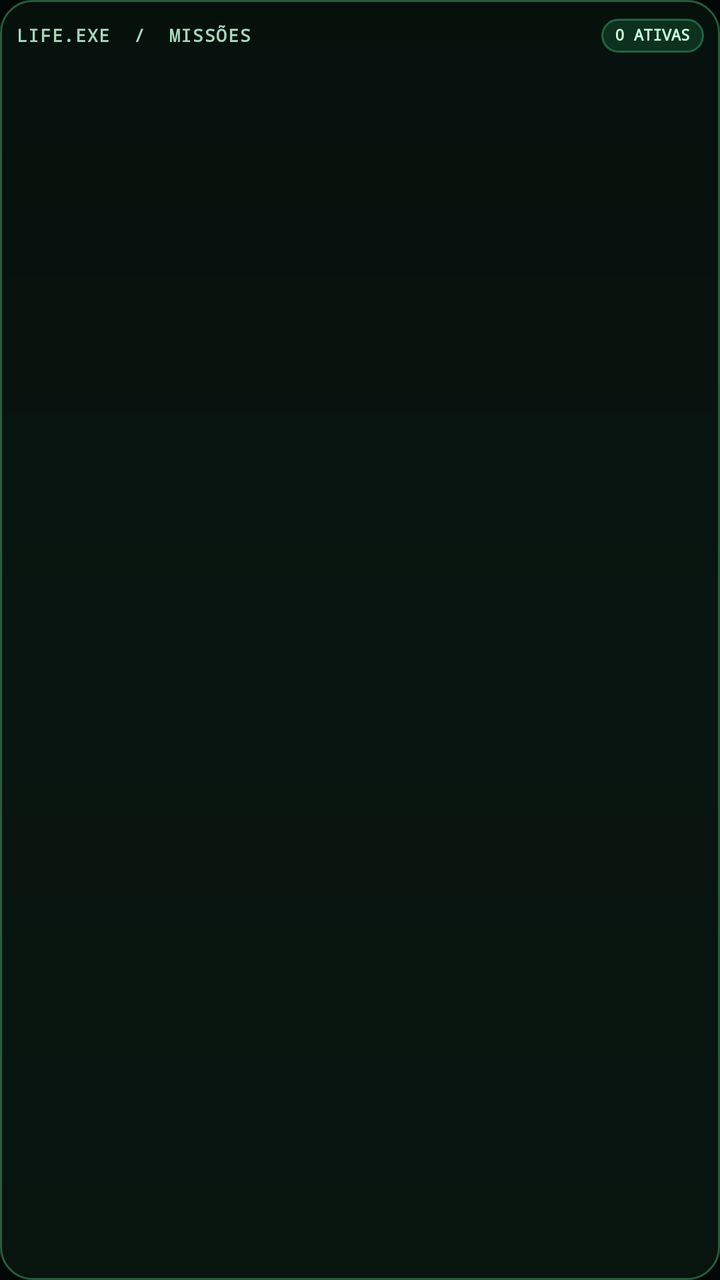
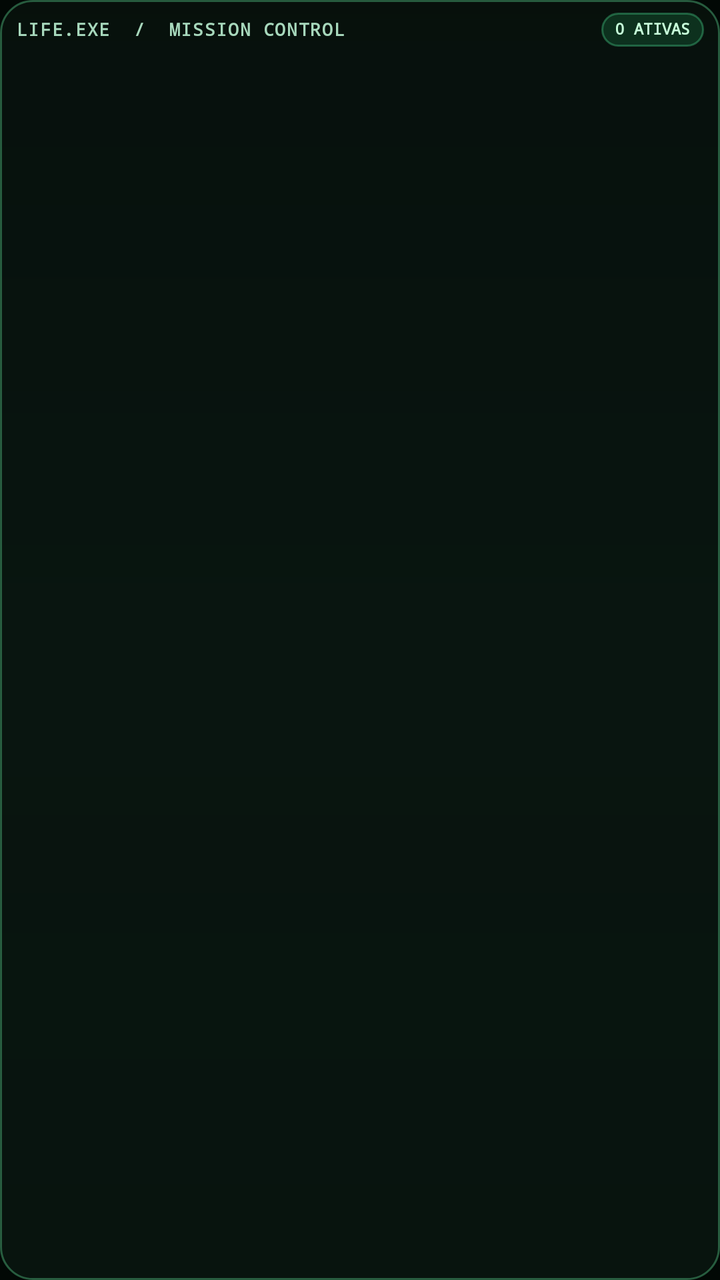

Screens rendered from an Android XML layout before and after an edit, with the pre-edit source and the edit as a unified diff.
<!-- AndroidManifest.xml: application theme AppTheme -->
<!-- res/layout/widget_todo.xml -->
<?xml version="1.0" encoding="utf-8"?>
<LinearLayout xmlns:android="http://schemas.android.com/apk/res/android"
    android:id="@+id/widget_todo_root"
    android:layout_width="match_parent"
    android:layout_height="match_parent"
    android:orientation="vertical"
    android:gravity="top"
    android:paddingStart="8dp"
    android:paddingEnd="8dp"
    android:paddingTop="7dp"
    android:paddingBottom="7dp"
    android:background="@drawable/widget_income_bg">

    <LinearLayout
        android:layout_width="match_parent"
        android:layout_height="22dp"
        android:orientation="horizontal"
        android:gravity="center_vertical">

        <TextView
            android:layout_width="0dp"
            android:layout_height="wrap_content"
            android:layout_weight="1"
            android:text="LIFE.EXE  /  MISSÕES"
            android:textColor="#A7D8BC"
            android:textSize="9sp"
            android:textStyle="bold"
            android:letterSpacing="0.06"
            android:includeFontPadding="false" />

        <TextView
            android:id="@+id/widget_todo_count"
            android:layout_width="wrap_content"
            android:layout_height="17dp"
            android:gravity="center"
            android:paddingStart="7dp"
            android:paddingEnd="7dp"
            android:background="@drawable/widget_badge_bg"
            android:text="0 ATIVAS"
            android:textColor="#C7FFDA"
            android:textSize="8sp"
            android:textStyle="bold"
            android:includeFontPadding="false" />
    </LinearLayout>

    <LinearLayout
        android:id="@+id/todo_row_1"
        android:layout_width="match_parent"
        android:layout_height="0dp"
        android:layout_weight="1"
        android:minHeight="34dp"
        android:layout_marginTop="3dp"
        android:orientation="horizontal"
        android:gravity="center_vertical"
        android:paddingStart="7dp"
        android:paddingEnd="7dp"
        android:background="@drawable/widget_row_bg"
        android:visibility="gone">
        <TextView android:id="@+id/todo_check_1" android:layout_width="29dp" android:layout_height="match_parent" android:gravity="center" android:text="○" android:textColor="#55F0A1" android:textSize="17sp" android:includeFontPadding="false" />
        <LinearLayout android:layout_width="0dp" android:layout_height="wrap_content" android:layout_weight="1" android:orientation="vertical" android:gravity="center_vertical">
            <TextView android:id="@+id/todo_line_1" android:layout_width="match_parent" android:layout_height="wrap_content" android:maxLines="2" android:ellipsize="end" android:textColor="#E7FFF0" android:textSize="11sp" android:textStyle="bold" android:includeFontPadding="false" />
            <TextView android:id="@+id/todo_meta_1" android:layout_width="match_parent" android:layout_height="wrap_content" android:layout_marginTop="2dp" android:maxLines="1" android:ellipsize="end" android:textColor="#8EBDA0" android:textSize="8sp" android:includeFontPadding="false" />
        </LinearLayout>
    </LinearLayout>

    <LinearLayout
        android:id="@+id/todo_row_2"
        android:layout_width="match_parent"
        android:layout_height="0dp"
        android:layout_weight="1"
        android:minHeight="34dp"
        android:layout_marginTop="3dp"
        android:orientation="horizontal"
        android:gravity="center_vertical"
        android:paddingStart="7dp"
        android:paddingEnd="7dp"
        android:background="@drawable/widget_row_bg"
        android:visibility="gone">
        <TextView android:id="@+id/todo_check_2" android:layout_width="29dp" android:layout_height="match_parent" android:gravity="center" android:text="○" android:textColor="#55F0A1" android:textSize="17sp" android:includeFontPadding="false" />
        <LinearLayout android:layout_width="0dp" android:layout_height="wrap_content" android:layout_weight="1" android:orientation="vertical" android:gravity="center_vertical">
            <TextView android:id="@+id/todo_line_2" android:layout_width="match_parent" android:layout_height="wrap_content" android:maxLines="2" android:ellipsize="end" android:textColor="#E7FFF0" android:textSize="11sp" android:textStyle="bold" android:includeFontPadding="false" />
            <TextView android:id="@+id/todo_meta_2" android:layout_width="match_parent" android:layout_height="wrap_content" android:layout_marginTop="2dp" android:maxLines="1" android:ellipsize="end" android:textColor="#8EBDA0" android:textSize="8sp" android:includeFontPadding="false" />
        </LinearLayout>
    </LinearLayout>

    <LinearLayout
        android:id="@+id/todo_row_3"
        android:layout_width="match_parent"
        android:layout_height="0dp"
        android:layout_weight="1"
        android:minHeight="34dp"
        android:layout_marginTop="3dp"
        android:orientation="horizontal"
        android:gravity="center_vertical"
        android:paddingStart="7dp"
        android:paddingEnd="7dp"
        android:background="@drawable/widget_row_bg"
        android:visibility="gone">
        <TextView android:id="@+id/todo_check_3" android:layout_width="29dp" android:layout_height="match_parent" android:gravity="center" android:text="○" android:textColor="#55F0A1" android:textSize="17sp" android:includeFontPadding="false" />
        <LinearLayout android:layout_width="0dp" android:layout_height="wrap_content" android:layout_weight="1" android:orientation="vertical" android:gravity="center_vertical">
            <TextView android:id="@+id/todo_line_3" android:layout_width="match_parent" android:layout_height="wrap_content" android:maxLines="2" android:ellipsize="end" android:textColor="#E7FFF0" android:textSize="11sp" android:textStyle="bold" android:includeFontPadding="false" />
            <TextView android:id="@+id/todo_meta_3" android:layout_width="match_parent" android:layout_height="wrap_content" android:layout_marginTop="2dp" android:maxLines="1" android:ellipsize="end" android:textColor="#8EBDA0" android:textSize="8sp" android:includeFontPadding="false" />
        </LinearLayout>
    </LinearLayout>

    <LinearLayout
        android:id="@+id/todo_row_4"
        android:layout_width="match_parent"
        android:layout_height="0dp"
        android:layout_weight="1"
        android:minHeight="34dp"
        android:layout_marginTop="3dp"
        android:orientation="horizontal"
        android:gravity="center_vertical"
        android:paddingStart="7dp"
        android:paddingEnd="7dp"
        android:background="@drawable/widget_row_bg"
        android:visibility="gone">
        <TextView android:id="@+id/todo_check_4" android:layout_width="29dp" android:layout_height="match_parent" android:gravity="center" android:text="○" android:textColor="#55F0A1" android:textSize="17sp" android:includeFontPadding="false" />
        <LinearLayout android:layout_width="0dp" android:layout_height="wrap_content" android:layout_weight="1" android:orientation="vertical" android:gravity="center_vertical">
            <TextView android:id="@+id/todo_line_4" android:layout_width="match_parent" android:layout_height="wrap_content" android:maxLines="2" android:ellipsize="end" android:textColor="#E7FFF0" android:textSize="11sp" android:textStyle="bold" android:includeFontPadding="false" />
            <TextView android:id="@+id/todo_meta_4" android:layout_width="match_parent" android:layout_height="wrap_content" android:layout_marginTop="2dp" android:maxLines="1" android:ellipsize="end" android:textColor="#8EBDA0" android:textSize="8sp" android:includeFontPadding="false" />
        </LinearLayout>
    </LinearLayout>

    <LinearLayout
        android:id="@+id/todo_row_5"
        android:layout_width="match_parent"
        android:layout_height="0dp"
        android:layout_weight="1"
        android:minHeight="34dp"
        android:layout_marginTop="3dp"
        android:orientation="horizontal"
        android:gravity="center_vertical"
        android:paddingStart="7dp"
        android:paddingEnd="7dp"
        android:background="@drawable/widget_row_bg"
        android:visibility="gone">
        <TextView android:id="@+id/todo_check_5" android:layout_width="29dp" android:layout_height="match_parent" android:gravity="center" android:text="○" android:textColor="#55F0A1" android:textSize="17sp" android:includeFontPadding="false" />
        <LinearLayout android:layout_width="0dp" android:layout_height="wrap_content" android:layout_weight="1" android:orientation="vertical" android:gravity="center_vertical">
            <TextView android:id="@+id/todo_line_5" android:layout_width="match_parent" android:layout_height="wrap_content" android:maxLines="2" android:ellipsize="end" android:textColor="#E7FFF0" android:textSize="11sp" android:textStyle="bold" android:includeFontPadding="false" />
            <TextView android:id="@+id/todo_meta_5" android:layout_width="match_parent" android:layout_height="wrap_content" android:layout_marginTop="2dp" android:maxLines="1" android:ellipsize="end" android:textColor="#8EBDA0" android:textSize="8sp" android:includeFontPadding="false" />
        </LinearLayout>
    </LinearLayout>

    <LinearLayout
        android:id="@+id/todo_row_6"
        android:layout_width="match_parent"
        android:layout_height="0dp"
        android:layout_weight="1"
        android:minHeight="34dp"
        android:layout_marginTop="3dp"
        android:orientation="horizontal"
        android:gravity="center_vertical"
        android:paddingStart="7dp"
        android:paddingEnd="7dp"
        android:background="@drawable/widget_row_bg"
        android:visibility="gone">
        <TextView android:id="@+id/todo_check_6" android:layout_width="29dp" android:layout_height="match_parent" android:gravity="center" android:text="○" android:textColor="#55F0A1" android:textSize="17sp" android:includeFontPadding="false" />
        <LinearLayout android:layout_width="0dp" android:layout_height="wrap_content" android:layout_weight="1" android:orientation="vertical" android:gravity="center_vertical">
            <TextView android:id="@+id/todo_line_6" android:layout_width="match_parent" android:layout_height="wrap_content" android:maxLines="2" android:ellipsize="end" android:textColor="#E7FFF0" android:textSize="11sp" android:textStyle="bold" android:includeFontPadding="false" />
            <TextView android:id="@+id/todo_meta_6" android:layout_width="match_parent" android:layout_height="wrap_content" android:layout_marginTop="2dp" android:maxLines="1" android:ellipsize="end" android:textColor="#8EBDA0" android:textSize="8sp" android:includeFontPadding="false" />
        </LinearLayout>
    </LinearLayout>

    <LinearLayout
        android:id="@+id/widget_todo_empty"
        android:layout_width="match_parent"
        android:layout_height="0dp"
        android:layout_weight="1"
        android:layout_marginTop="4dp"
        android:orientation="vertical"
        android:gravity="center"
        android:background="@drawable/widget_row_bg"
        android:visibility="gone">
        <TextView
            android:layout_width="wrap_content"
            android:layout_height="wrap_content"
            android:text="✓  TUDO EM DIA"
            android:textColor="#C7FFDA"
            android:textSize="12sp"
            android:textStyle="bold"
            android:includeFontPadding="false" />
        <TextView
            android:layout_width="wrap_content"
            android:layout_height="wrap_content"
            android:layout_marginTop="4dp"
            android:text="Nenhuma missão pendente"
            android:textColor="#8EBDA0"
            android:textSize="9sp"
            android:includeFontPadding="false" />
    </LinearLayout>

    <TextView
        android:id="@+id/widget_todo_overflow"
        android:layout_width="match_parent"
        android:layout_height="wrap_content"
        android:layout_marginTop="3dp"
        android:textColor="#8EBDA0"
        android:textSize="8sp"
        android:includeFontPadding="false"
        android:visibility="gone" />
</LinearLayout>
<!-- resources referenced by this layout -->
<resources>
  <!-- drawable widget_badge_bg (drawable) -->
  <?xml version="1.0" encoding="utf-8"?>
  <shape xmlns:android="http://schemas.android.com/apk/res/android" android:shape="rectangle">
      <solid android:color="#3026B86C" />
      <corners android:radius="8dp" />
      <stroke android:width="1dp" android:color="#6645C985" />
  </shape>
  <!-- drawable widget_income_bg (drawable) -->
  <?xml version="1.0" encoding="utf-8"?>
  <shape xmlns:android="http://schemas.android.com/apk/res/android" android:shape="rectangle">
      <gradient
          android:angle="90"
          android:startColor="#B80A1711"
          android:centerColor="#C40A1912"
          android:endColor="#CC07120D" />
      <corners android:radius="16dp" />
      <stroke android:width="1dp" android:color="#665AD18E" />
  </shape>
  <!-- drawable widget_row_bg (drawable) -->
  <?xml version="1.0" encoding="utf-8"?>
  <shape xmlns:android="http://schemas.android.com/apk/res/android" android:shape="rectangle">
      <solid android:color="#38102A1D" />
      <corners android:radius="9dp" />
      <stroke android:width="1dp" android:color="#3D58A77A" />
  </shape>
  <style name="AppTheme" parent="android:style/Theme.Material.NoActionBar">
          <item name="android:fontFamily">monospace</item>
          <item name="android:colorAccent">#00FF88</item>
          <item name="android:statusBarColor">#020805</item>
          <item name="android:navigationBarColor">#020805</item>
          <item name="android:windowLightStatusBar">false</item>
          <item name="android:windowLightNavigationBar">false</item>
          <item name="android:windowActionModeOverlay">true</item>
          <item name="android:windowBackground">#020805</item>
      </style>
</resources>

<!-- the commit's change to res/layout/widget_todo.xml (unified diff, before → after) -->
@@ -7,13 +7,13 @@
     android:gravity="top"
     android:paddingStart="8dp"
     android:paddingEnd="8dp"
-    android:paddingTop="7dp"
-    android:paddingBottom="7dp"
+    android:paddingTop="5dp"
+    android:paddingBottom="5dp"
     android:background="@drawable/widget_income_bg">
 
     <LinearLayout
         android:layout_width="match_parent"
-        android:layout_height="22dp"
+        android:layout_height="20dp"
         android:orientation="horizontal"
         android:gravity="center_vertical">
 
@@ -21,7 +21,7 @@
             android:layout_width="0dp"
             android:layout_height="wrap_content"
             android:layout_weight="1"
-            android:text="LIFE.EXE  /  MISSÕES"
+            android:text="LIFE.EXE  /  MISSION CONTROL"
             android:textColor="#A7D8BC"
             android:textSize="9sp"
             android:textStyle="bold"
@@ -48,7 +48,7 @@
         android:layout_width="match_parent"
         android:layout_height="0dp"
         android:layout_weight="1"
-        android:minHeight="34dp"
+        android:minHeight="30dp"
         android:layout_marginTop="3dp"
         android:orientation="horizontal"
         android:gravity="center_vertical"
@@ -58,7 +58,7 @@
         android:visibility="gone">
         <TextView android:id="@+id/todo_check_1" android:layout_width="29dp" android:layout_height="match_parent" android:gravity="center" android:text="○" android:textColor="#55F0A1" android:textSize="17sp" android:includeFontPadding="false" />
         <LinearLayout android:layout_width="0dp" android:layout_height="wrap_content" android:layout_weight="1" android:orientation="vertical" android:gravity="center_vertical">
-            <TextView android:id="@+id/todo_line_1" android:layout_width="match_parent" android:layout_height="wrap_content" android:maxLines="2" android:ellipsize="end" android:textColor="#E7FFF0" android:textSize="11sp" android:textStyle="bold" android:includeFontPadding="false" />
+            <TextView android:id="@+id/todo_line_1" android:layout_width="match_parent" android:layout_height="wrap_content" android:maxLines="1" android:ellipsize="end" android:textColor="#E7FFF0" android:textSize="11sp" android:textStyle="bold" android:includeFontPadding="false" />
             <TextView android:id="@+id/todo_meta_1" android:layout_width="match_parent" android:layout_height="wrap_content" android:layout_marginTop="2dp" android:maxLines="1" android:ellipsize="end" android:textColor="#8EBDA0" android:textSize="8sp" android:includeFontPadding="false" />
         </LinearLayout>
     </LinearLayout>
@@ -68,7 +68,7 @@
         android:layout_width="match_parent"
         android:layout_height="0dp"
         android:layout_weight="1"
-        android:minHeight="34dp"
+        android:minHeight="30dp"
         android:layout_marginTop="3dp"
         android:orientation="horizontal"
         android:gravity="center_vertical"
@@ -78,7 +78,7 @@
         android:visibility="gone">
         <TextView android:id="@+id/todo_check_2" android:layout_width="29dp" android:layout_height="match_parent" android:gravity="center" android:text="○" android:textColor="#55F0A1" android:textSize="17sp" android:includeFontPadding="false" />
         <LinearLayout android:layout_width="0dp" android:layout_height="wrap_content" android:layout_weight="1" android:orientation="vertical" android:gravity="center_vertical">
-            <TextView android:id="@+id/todo_line_2" android:layout_width="match_parent" android:layout_height="wrap_content" android:maxLines="2" android:ellipsize="end" android:textColor="#E7FFF0" android:textSize="11sp" android:textStyle="bold" android:includeFontPadding="false" />
+            <TextView android:id="@+id/todo_line_2" android:layout_width="match_parent" android:layout_height="wrap_content" android:maxLines="1" android:ellipsize="end" android:textColor="#E7FFF0" android:textSize="11sp" android:textStyle="bold" android:includeFontPadding="false" />
             <TextView android:id="@+id/todo_meta_2" android:layout_width="match_parent" android:layout_height="wrap_content" android:layout_marginTop="2dp" android:maxLines="1" android:ellipsize="end" android:textColor="#8EBDA0" android:textSize="8sp" android:includeFontPadding="false" />
         </LinearLayout>
     </LinearLayout>
@@ -88,7 +88,7 @@
         android:layout_width="match_parent"
         android:layout_height="0dp"
         android:layout_weight="1"
-        android:minHeight="34dp"
+        android:minHeight="30dp"
         android:layout_marginTop="3dp"
         android:orientation="horizontal"
         android:gravity="center_vertical"
@@ -98,7 +98,7 @@
         android:visibility="gone">
         <TextView android:id="@+id/todo_check_3" android:layout_width="29dp" android:layout_height="match_parent" android:gravity="center" android:text="○" android:textColor="#55F0A1" android:textSize="17sp" android:includeFontPadding="false" />
         <LinearLayout android:layout_width="0dp" android:layout_height="wrap_content" android:layout_weight="1" android:orientation="vertical" android:gravity="center_vertical">
-            <TextView android:id="@+id/todo_line_3" android:layout_width="match_parent" android:layout_height="wrap_content" android:maxLines="2" android:ellipsize="end" android:textColor="#E7FFF0" android:textSize="11sp" android:textStyle="bold" android:includeFontPadding="false" />
+            <TextView android:id="@+id/todo_line_3" android:layout_width="match_parent" android:layout_height="wrap_content" android:maxLines="1" android:ellipsize="end" android:textColor="#E7FFF0" android:textSize="11sp" android:textStyle="bold" android:includeFontPadding="false" />
             <TextView android:id="@+id/todo_meta_3" android:layout_width="match_parent" android:layout_height="wrap_content" android:layout_marginTop="2dp" android:maxLines="1" android:ellipsize="end" android:textColor="#8EBDA0" android:textSize="8sp" android:includeFontPadding="false" />
         </LinearLayout>
     </LinearLayout>
@@ -108,7 +108,7 @@
         android:layout_width="match_parent"
         android:layout_height="0dp"
         android:layout_weight="1"
-        android:minHeight="34dp"
+        android:minHeight="30dp"
         android:layout_marginTop="3dp"
         android:orientation="horizontal"
         android:gravity="center_vertical"
@@ -118,7 +118,7 @@
         android:visibility="gone">
         <TextView android:id="@+id/todo_check_4" android:layout_width="29dp" android:layout_height="match_parent" android:gravity="center" android:text="○" android:textColor="#55F0A1" android:textSize="17sp" android:includeFontPadding="false" />
         <LinearLayout android:layout_width="0dp" android:layout_height="wrap_content" android:layout_weight="1" android:orientation="vertical" android:gravity="center_vertical">
-            <TextView android:id="@+id/todo_line_4" android:layout_width="match_parent" android:layout_height="wrap_content" android:maxLines="2" android:ellipsize="end" android:textColor="#E7FFF0" android:textSize="11sp" android:textStyle="bold" android:includeFontPadding="false" />
+            <TextView android:id="@+id/todo_line_4" android:layout_width="match_parent" android:layout_height="wrap_content" android:maxLines="1" android:ellipsize="end" android:textColor="#E7FFF0" android:textSize="11sp" android:textStyle="bold" android:includeFontPadding="false" />
             <TextView android:id="@+id/todo_meta_4" android:layout_width="match_parent" android:layout_height="wrap_content" android:layout_marginTop="2dp" android:maxLines="1" android:ellipsize="end" android:textColor="#8EBDA0" android:textSize="8sp" android:includeFontPadding="false" />
         </LinearLayout>
     </LinearLayout>
@@ -128,7 +128,7 @@
         android:layout_width="match_parent"
         android:layout_height="0dp"
         android:layout_weight="1"
-        android:minHeight="34dp"
+        android:minHeight="30dp"
         android:layout_marginTop="3dp"
         android:orientation="horizontal"
         android:gravity="center_vertical"
@@ -138,7 +138,7 @@
         android:visibility="gone">
         <TextView android:id="@+id/todo_check_5" android:layout_width="29dp" android:layout_height="match_parent" android:gravity="center" android:text="○" android:textColor="#55F0A1" android:textSize="17sp" android:includeFontPadding="false" />
         <LinearLayout android:layout_width="0dp" android:layout_height="wrap_content" android:layout_weight="1" android:orientation="vertical" android:gravity="center_vertical">
-            <TextView android:id="@+id/todo_line_5" android:layout_width="match_parent" android:layout_height="wrap_content" android:maxLines="2" android:ellipsize="end" android:textColor="#E7FFF0" android:textSize="11sp" android:textStyle="bold" android:includeFontPadding="false" />
+            <TextView android:id="@+id/todo_line_5" android:layout_width="match_parent" android:layout_height="wrap_content" android:maxLines="1" android:ellipsize="end" android:textColor="#E7FFF0" android:textSize="11sp" android:textStyle="bold" android:includeFontPadding="false" />
             <TextView android:id="@+id/todo_meta_5" android:layout_width="match_parent" android:layout_height="wrap_content" android:layout_marginTop="2dp" android:maxLines="1" android:ellipsize="end" android:textColor="#8EBDA0" android:textSize="8sp" android:includeFontPadding="false" />
         </LinearLayout>
     </LinearLayout>
@@ -148,7 +148,7 @@
         android:layout_width="match_parent"
         android:layout_height="0dp"
         android:layout_weight="1"
-        android:minHeight="34dp"
+        android:minHeight="30dp"
         android:layout_marginTop="3dp"
         android:orientation="horizontal"
         android:gravity="center_vertical"
@@ -158,7 +158,7 @@
         android:visibility="gone">
         <TextView android:id="@+id/todo_check_6" android:layout_width="29dp" android:layout_height="match_parent" android:gravity="center" android:text="○" android:textColor="#55F0A1" android:textSize="17sp" android:includeFontPadding="false" />
         <LinearLayout android:layout_width="0dp" android:layout_height="wrap_content" android:layout_weight="1" android:orientation="vertical" android:gravity="center_vertical">
-            <TextView android:id="@+id/todo_line_6" android:layout_width="match_parent" android:layout_height="wrap_content" android:maxLines="2" android:ellipsize="end" android:textColor="#E7FFF0" android:textSize="11sp" android:textStyle="bold" android:includeFontPadding="false" />
+            <TextView android:id="@+id/todo_line_6" android:layout_width="match_parent" android:layout_height="wrap_content" android:maxLines="1" android:ellipsize="end" android:textColor="#E7FFF0" android:textSize="11sp" android:textStyle="bold" android:includeFontPadding="false" />
             <TextView android:id="@+id/todo_meta_6" android:layout_width="match_parent" android:layout_height="wrap_content" android:layout_marginTop="2dp" android:maxLines="1" android:ellipsize="end" android:textColor="#8EBDA0" android:textSize="8sp" android:includeFontPadding="false" />
         </LinearLayout>
     </LinearLayout>
@@ -168,7 +168,7 @@
         android:layout_width="match_parent"
         android:layout_height="0dp"
         android:layout_weight="1"
-        android:layout_marginTop="4dp"
+        android:layout_marginTop="3dp"
         android:orientation="vertical"
         android:gravity="center"
         android:background="@drawable/widget_row_bg"
@@ -184,7 +184,7 @@
         <TextView
             android:layout_width="wrap_content"
             android:layout_height="wrap_content"
-            android:layout_marginTop="4dp"
+            android:layout_marginTop="3dp"
             android:text="Nenhuma missão pendente"
             android:textColor="#8EBDA0"
             android:textSize="9sp"
@@ -195,7 +195,7 @@
         android:id="@+id/widget_todo_overflow"
         android:layout_width="match_parent"
         android:layout_height="wrap_content"
-        android:layout_marginTop="3dp"
+        android:layout_marginTop="2dp"
         android:textColor="#8EBDA0"
         android:textSize="8sp"
         android:includeFontPadding="false"
